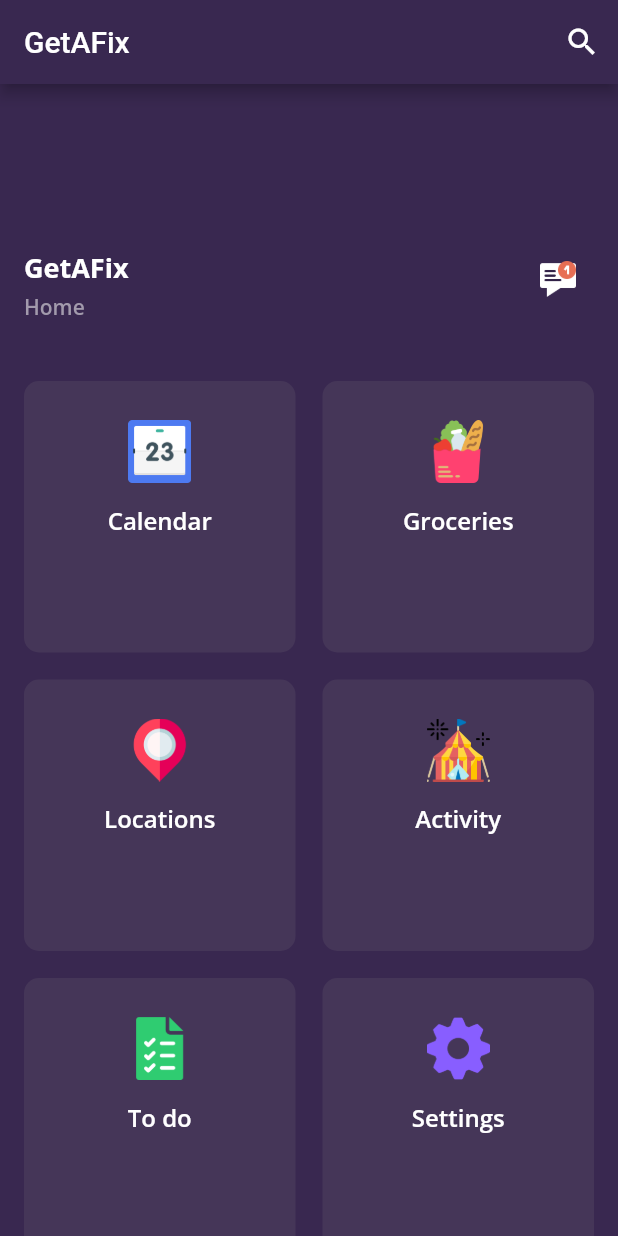
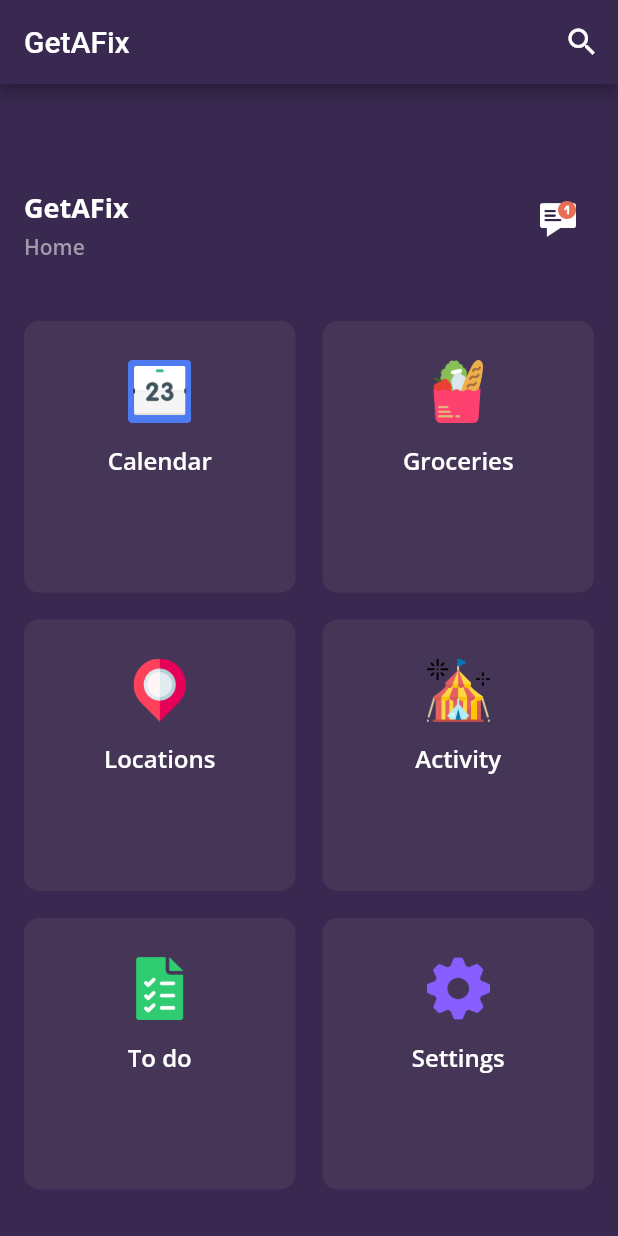
Before and after one commit to Dropcodee/fix-it-app, a Flutter app: the screen it shows after launch, on a phone screen of 412 x 824 dp. Run offline on Flutter 3.47's test engine with Material 2 defaults, Android fonts, the phone set to English and light mode, and no system bars; our stand-ins replace google_fonts.

Commit message:
Dashboard

```diff
--- a/lib/dashboard/dash.dart
+++ b/lib/dashboard/dash.dart
@@ -52,7 +52,7 @@ class HomeState extends State<Home> {
       body: Column(
         children: <Widget>[
           SizedBox(
-            height: 110,
+            height: 70,
           ),
           Padding(
             padding: EdgeInsets.only(left: 16, right: 16),
```
